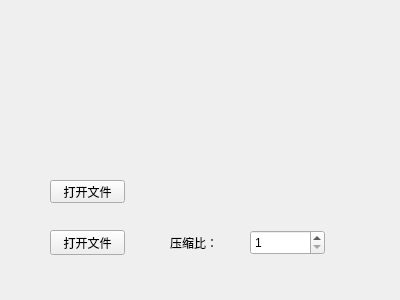
Above: jpeg-encoder/jpeg-encoder/widget.ui from DDDDDemon/JPEG2000 before the change. Below: the same form after it.
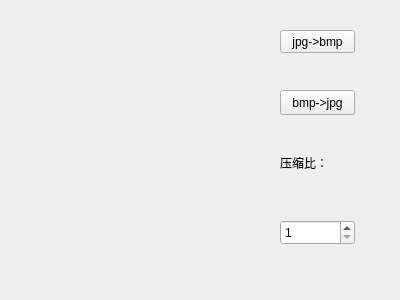
That is the form after the change.

Commit message: 更改界面可以在界面显示图片，优化主函数代码

```diff
--- a/jpeg-encoder/jpeg-encoder/widget.ui
+++ b/jpeg-encoder/jpeg-encoder/widget.ui
@@ -16,21 +16,21 @@
   <widget class="QPushButton" name="pushButton_OpenFile">
    <property name="geometry">
     <rect>
-     <x>50</x>
-     <y>230</y>
+     <x>280</x>
+     <y>90</y>
      <width>75</width>
      <height>25</height>
     </rect>
    </property>
    <property name="text">
-    <string>打开文件</string>
+    <string>bmp-&gt;jpg</string>
    </property>
   </widget>
   <widget class="QSpinBox" name="spinBox_Quality_scale">
    <property name="geometry">
     <rect>
-     <x>250</x>
-     <y>230</y>
+     <x>280</x>
+     <y>220</y>
      <width>75</width>
      <height>25</height>
     </rect>
@@ -42,8 +42,8 @@
   <widget class="QLabel" name="label">
    <property name="geometry">
     <rect>
-     <x>170</x>
-     <y>230</y>
+     <x>280</x>
+     <y>150</y>
      <width>54</width>
      <height>25</height>
     </rect>
@@ -55,14 +55,27 @@
   <widget class="QPushButton" name="pushButton_OpenFile2">
    <property name="geometry">
     <rect>
-     <x>50</x>
-     <y>180</y>
+     <x>280</x>
+     <y>30</y>
      <width>75</width>
      <height>23</height>
     </rect>
    </property>
    <property name="text">
-    <string>打开文件</string>
+    <string>jpg-&gt;bmp</string>
+   </property>
+  </widget>
+  <widget class="QLabel" name="Image_label">
+   <property name="geometry">
+    <rect>
+     <x>20</x>
+     <y>30</y>
+     <width>221</width>
+     <height>221</height>
+    </rect>
+   </property>
+   <property name="text">
+    <string/>
    </property>
   </widget>
  </widget>
```
The commit also changes 2 other files.
